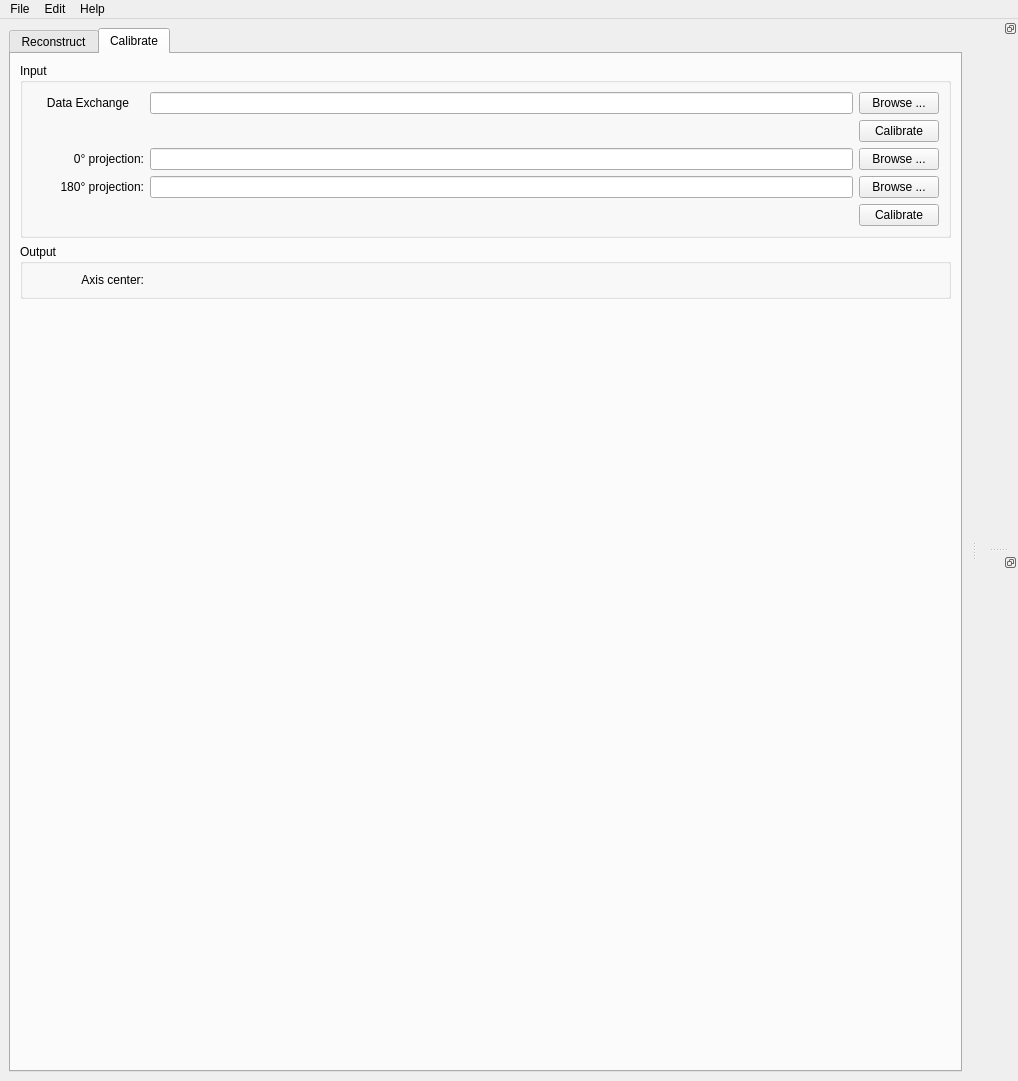
This is tomopyui/tomopy.ui in tomography/tomopy-gui as Qt 5 draws it before an edit. The edited form follows.
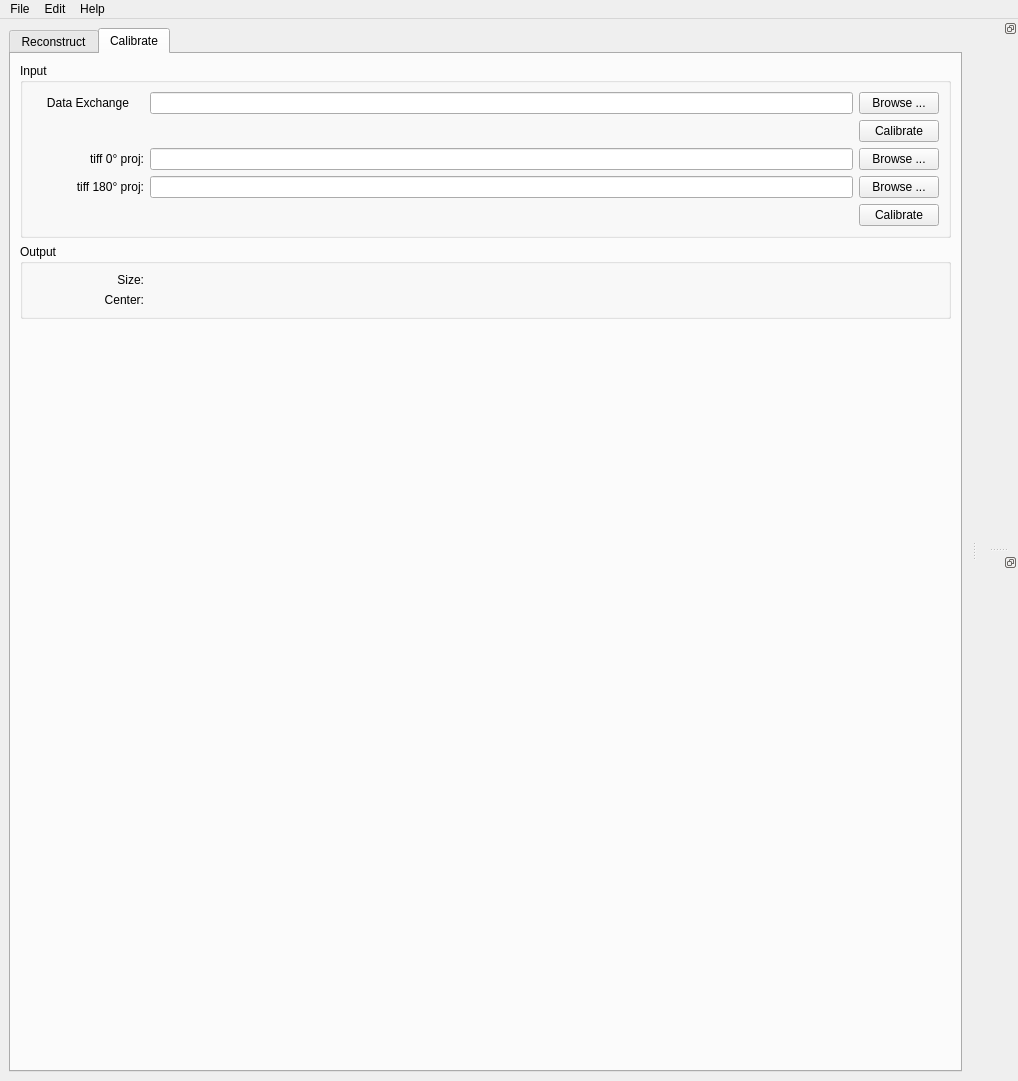
This is the edited form.

Commit message: added center/size

What changed in the file:
```diff
--- a/tomopyui/tomopy.ui
+++ b/tomopyui/tomopy.ui
@@ -1023,22 +1023,18 @@
                   <string notr="true"/>
                  </property>
                  <property name="text">
-                  <string>180° projection:</string>
+                  <string>tiff 180° proj:</string>
                  </property>
                  <property name="alignment">
                   <set>Qt::AlignRight|Qt::AlignTrailing|Qt::AlignVCenter</set>
                  </property>
                 </widget>
                </item>
-               <item row="1" column="2">
-                <widget class="QLabel" name="label_data_size">
-                 <property name="text">
-                  <string>          </string>
-                 </property>
-                </widget>
-               </item>
                <item row="2" column="1">
                 <widget class="QLabel" name="label_0">
+                 <property name="enabled">
+                  <bool>true</bool>
+                 </property>
                  <property name="sizePolicy">
                   <sizepolicy hsizetype="Preferred" vsizetype="Preferred">
                    <horstretch>0</horstretch>
@@ -1055,7 +1051,7 @@
                   <string notr="true"/>
                  </property>
                  <property name="text">
-                  <string>0° projection:</string>
+                  <string>tiff 0° proj:</string>
                  </property>
                  <property name="alignment">
                   <set>Qt::AlignRight|Qt::AlignTrailing|Qt::AlignVCenter</set>
@@ -1124,7 +1120,7 @@
             <layout class="QVBoxLayout" name="verticalLayout_12">
              <item>
               <layout class="QGridLayout" name="gridLayout_6">
-               <item row="0" column="0">
+               <item row="1" column="0">
                 <widget class="QLabel" name="label_8">
                  <property name="sizePolicy">
                   <sizepolicy hsizetype="Preferred" vsizetype="Preferred">
@@ -1139,14 +1135,14 @@
                   </size>
                  </property>
                  <property name="text">
-                  <string>Axis center:</string>
+                  <string>Center:</string>
                  </property>
                  <property name="alignment">
                   <set>Qt::AlignRight|Qt::AlignTrailing|Qt::AlignVCenter</set>
                  </property>
                 </widget>
                </item>
-               <item row="0" column="1">
+               <item row="1" column="1">
                 <widget class="QLabel" name="axis_num">
                  <property name="sizePolicy">
                   <sizepolicy hsizetype="Expanding" vsizetype="Fixed">
@@ -1165,6 +1161,23 @@
                  </property>
                 </widget>
                </item>
+               <item row="0" column="1">
+                <widget class="QLabel" name="label_data_size">
+                 <property name="text">
+                  <string>          </string>
+                 </property>
+                </widget>
+               </item>
+               <item row="0" column="0">
+                <widget class="QLabel" name="label_4">
+                 <property name="text">
+                  <string>Size:</string>
+                 </property>
+                 <property name="alignment">
+                  <set>Qt::AlignRight|Qt::AlignTrailing|Qt::AlignVCenter</set>
+                 </property>
+                </widget>
+               </item>
               </layout>
              </item>
             </layout>
```
Left out of the diff: 27 changed lines with no effect on the pictures. The commit also changes 1 other file.
